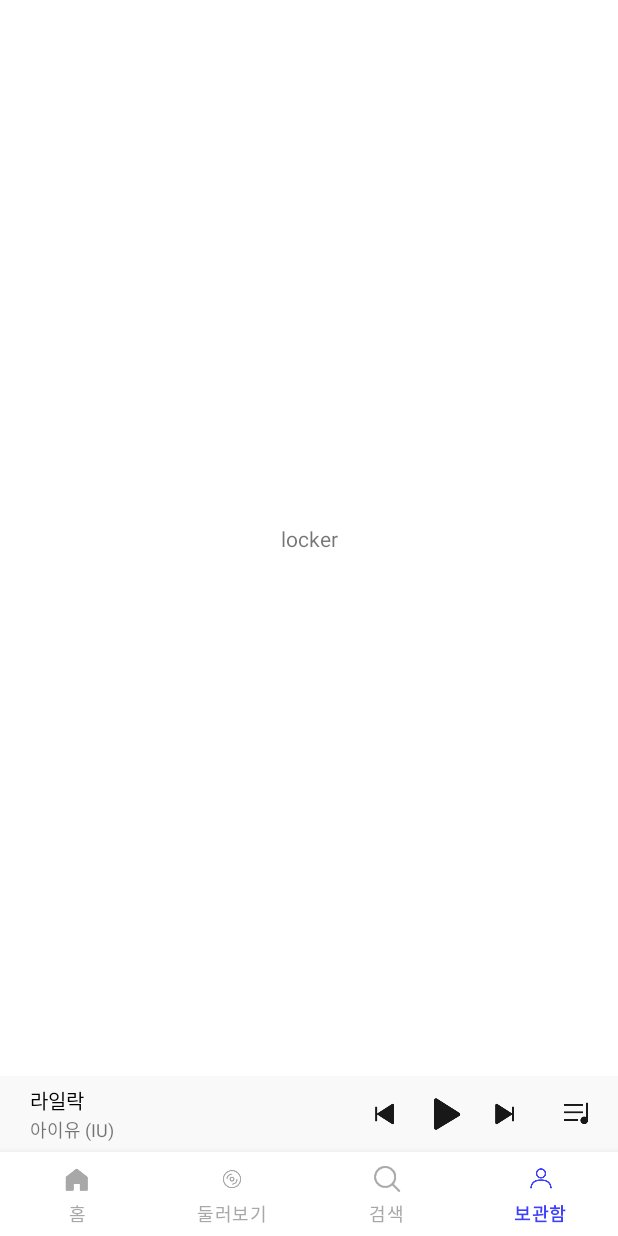
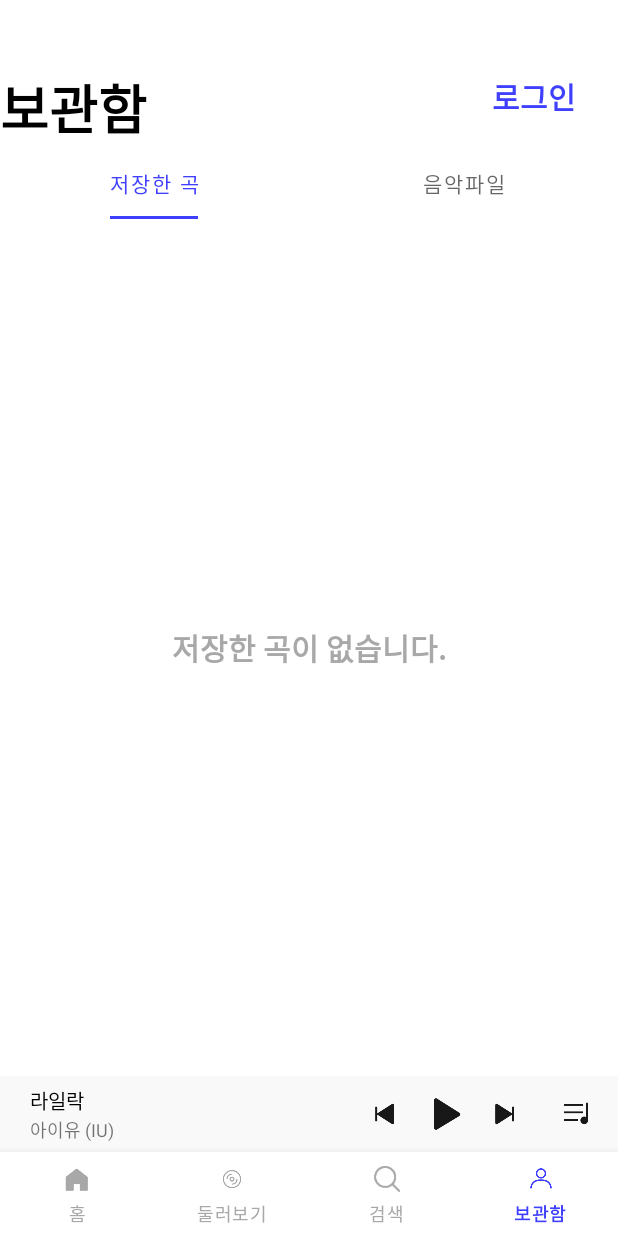
Before and after one commit to jeong724/JJeong2, an Android app: the screen it shows after launch (MainActivity), item 4 of the bottom bar chosen, on a phone screen of 412 x 824 dp. Run offline under Robolectric (Android 15) with nearby library versions, the phone set to English and light mode, and no system bars; our stand-ins replace data binding; libraries missing offline, so code that uses them is left out: me.relex.circleindicator; 1 statement that could not run was skipped.

Commit message:
mission3_lockerfragment

```diff
--- a/app/build.gradle.kts
+++ b/app/build.gradle.kts
@@ -56,4 +56,5 @@ dependencies {
     testImplementation("junit:junit:4.13.2")
     androidTestImplementation("androidx.test.ext:junit:1.1.5")
     androidTestImplementation("androidx.test.espresso:espresso-core:3.5.1")
+    implementation ("me.relex:circleindicator:2.1.6")
 }
--- a/app/src/main/java/com/example/flo_final/HomeFragment.kt
+++ b/app/src/main/java/com/example/flo_final/HomeFragment.kt
@@ -14,6 +14,7 @@ import com.example.flo_final.PanelFragment
 import com.example.flo_final.PanelVPAdapter
 import com.example.flo_final.R
 import com.example.flo_final.databinding.FragmentHomeBinding
+import me.relex.circleindicator.CircleIndicator3
 
 class HomeFragment : Fragment() {
 
@@ -30,8 +31,11 @@ class HomeFragment : Fragment() {
     ): View? {
         binding = FragmentHomeBinding.inflate(inflater, container, false)
 
+        binding.homePannelIndicator.setViewPager(binding.homePannelBackgroundIv)
+
         binding.homePannelAlbumTodayImg1.setOnClickListener {
             (context as MainActivity).supportFragmentManager.beginTransaction().replace(R.id.main_frm,AlbumFragment()).commitAllowingStateLoss()
+
         }
 
         val bannerAdapter = BannerVPAdapter(this)
@@ -60,4 +64,5 @@ class HomeFragment : Fragment() {
 
         return binding.root
     }
+
 }
--- a/app/src/main/java/com/example/flo_final/LockerFragment.kt
+++ b/app/src/main/java/com/example/flo_final/LockerFragment.kt
@@ -5,9 +5,14 @@ import android.view.LayoutInflater
 import android.view.View
 import android.view.ViewGroup
 import androidx.fragment.app.Fragment
+import com.example.flo_final.databinding.FragmentLockerBinding
+import com.google.android.material.tabs.TabLayoutMediator
 
 
 class LockerFragment : Fragment() {
+    lateinit var binding : FragmentLockerBinding
+
+    private val information= arrayListOf("저장한 곡", "음악파일")
 
     override fun onCreate(savedInstanceState: Bundle?) {
         super.onCreate(savedInstanceState)
@@ -17,6 +22,15 @@ class LockerFragment : Fragment() {
         inflater: LayoutInflater, container: ViewGroup?,
         savedInstanceState: Bundle?
     ): View? {
+        binding=FragmentLockerBinding.inflate(inflater, container, false)
+
+        val lockerVPAdapter=LockerVPAdapter(this)
+        binding.lockerVp.adapter=lockerVPAdapter
+        TabLayoutMediator(binding.lockerTab,binding.lockerVp){
+            tab, position -> tab.text=information[position]
+        }.attach()
+
+        return binding.root
         // Inflate the layout for this fragment
         return inflater.inflate(R.layout.fragment_locker, container, false)
     }
--- /dev/null
+++ b/app/src/main/java/com/example/flo_final/LockerVPAdapter.kt
@@ -0,0 +1,15 @@
+package com.example.flo_final
+
+import androidx.fragment.app.Fragment
+import androidx.viewpager2.adapter.FragmentStateAdapter
+
+class LockerVPAdapter (fragment: Fragment) : FragmentStateAdapter(fragment){
+    override fun getItemCount(): Int = 2
+
+    override fun createFragment(position: Int): Fragment {
+        return when (position){
+            0 ->StorageFragment()
+            else->SongfileFragment()
+        }
+    }
+}
--- /dev/null
+++ b/app/src/main/java/com/example/flo_final/StorageFragment.kt
@@ -0,0 +1,23 @@
+package com.example.flo_final
+
+import android.os.Bundle
+import android.view.LayoutInflater
+import android.view.View
+import android.view.ViewGroup
+import androidx.fragment.app.Fragment
+import com.example.flo_final.databinding.FragmentSongfileBinding
+import com.example.flo_final.databinding.FragmentStorageBinding
+
+class StorageFragment : Fragment(){
+
+    lateinit var binding: FragmentStorageBinding
+
+    override fun onCreateView(
+        inflater: LayoutInflater,
+        container: ViewGroup?,
+        savedInstanceState: Bundle?
+    ): View? {
+        binding= FragmentStorageBinding.inflate(inflater, container, false)
+        return binding.root
+    }
+}
--- /dev/null
+++ b/app/src/main/res/drawable/selector_indicator.xml
@@ -0,0 +1,6 @@
+<?xml version="1.0" encoding="utf-8"?>
+<selector xmlns:android="http://schemas.android.com/apk/res/android">
+    <item android:drawable="@drawable/black_indicator"
+        android:state_selected="true"/>
+    <item android:drawable="@drawable/gray_indicator"/>
+</selector>
--- a/app/src/main/res/layout/fragment_locker.xml
+++ b/app/src/main/res/layout/fragment_locker.xml
@@ -4,13 +4,45 @@
     android:layout_height="match_parent"
     xmlns:app="http://schemas.android.com/apk/res-auto">
 
+
+    <TextView
+        android:id="@+id/locker_storage.txt"
+        android:layout_width="wrap_content"
+        android:layout_height="wrap_content"
+        android:text="\n보관함"
+        android:textColor="@color/black"
+        android:textSize="35sp"
+        android:textStyle="bold"/>
+
     <TextView
         android:layout_width="wrap_content"
         android:layout_height="wrap_content"
-        android:text="locker"
-        app:layout_constraintTop_toTopOf="parent"
+        android:text="\n\n로그인"
+        android:textSize="20sp"
+        android:textColor="#3f3fff"
+        android:textStyle="bold"
+        app:layout_constraintStart_toEndOf="@id/locker_storage.txt"
+        android:layout_marginStart="230dp"/>
+
+
+    <com.google.android.material.tabs.TabLayout
+        android:id="@+id/locker_tab"
+        android:layout_width="match_parent"
+        android:layout_height="wrap_content"
+        app:tabIndicatorFullWidth="false"
+        app:layout_constraintTop_toBottomOf="@id/locker_storage.txt"
+        app:tabSelectedTextColor="#3f3fff"
+        app:tabIndicatorColor="#3f3fff"
+        app:tabRippleColor="#00ff0000" />
+
+    <androidx.viewpager2.widget.ViewPager2
+        android:id="@+id/locker_vp"
+        android:layout_width="match_parent"
+        android:layout_height="0dp"
+        app:layout_constraintTop_toBottomOf="@id/locker_tab"
         app:layout_constraintBottom_toBottomOf="parent"
         app:layout_constraintStart_toStartOf="parent"
         app:layout_constraintEnd_toEndOf="parent"/>
 
+
 </androidx.constraintlayout.widget.ConstraintLayout>
--- /dev/null
+++ b/app/src/main/res/layout/fragment_storage.xml
@@ -0,0 +1,20 @@
+<?xml version="1.0" encoding="utf-8"?>
+<androidx.constraintlayout.widget.ConstraintLayout xmlns:android="http://schemas.android.com/apk/res/android"
+    android:layout_width="match_parent"
+    android:layout_height="match_parent"
+    xmlns:app="http://schemas.android.com/apk/res-auto">
+
+    <TextView
+        android:id="@+id/locker_nostorage.txt"
+        android:layout_width="wrap_content"
+        android:layout_height="wrap_content"
+        android:text="저장한 곡이 없습니다."
+        android:textStyle="bold"
+        android:textColor="@color/gray_color"
+        android:textSize="20sp"
+        app:layout_constraintEnd_toEndOf="parent"
+        app:layout_constraintStart_toStartOf="parent"
+        app:layout_constraintTop_toTopOf="parent"
+        app:layout_constraintBottom_toBottomOf="parent"/>
+
+</androidx.constraintlayout.widget.ConstraintLayout>
```
Also changed, not shown: app/src/main/java/com/example/flo_final/SongfileFragment.kt (added, +23 -0 lines), app/src/main/res/drawable/black_indicator.xml (added, +9 -0 lines), app/src/main/res/drawable/gray_indicator.xml (added, +9 -0 lines), app/src/main/res/layout/fragment_home.xml (+13 -0 lines), app/src/main/res/layout/fragment_songfile.xml (added, +21 -0 lines).
